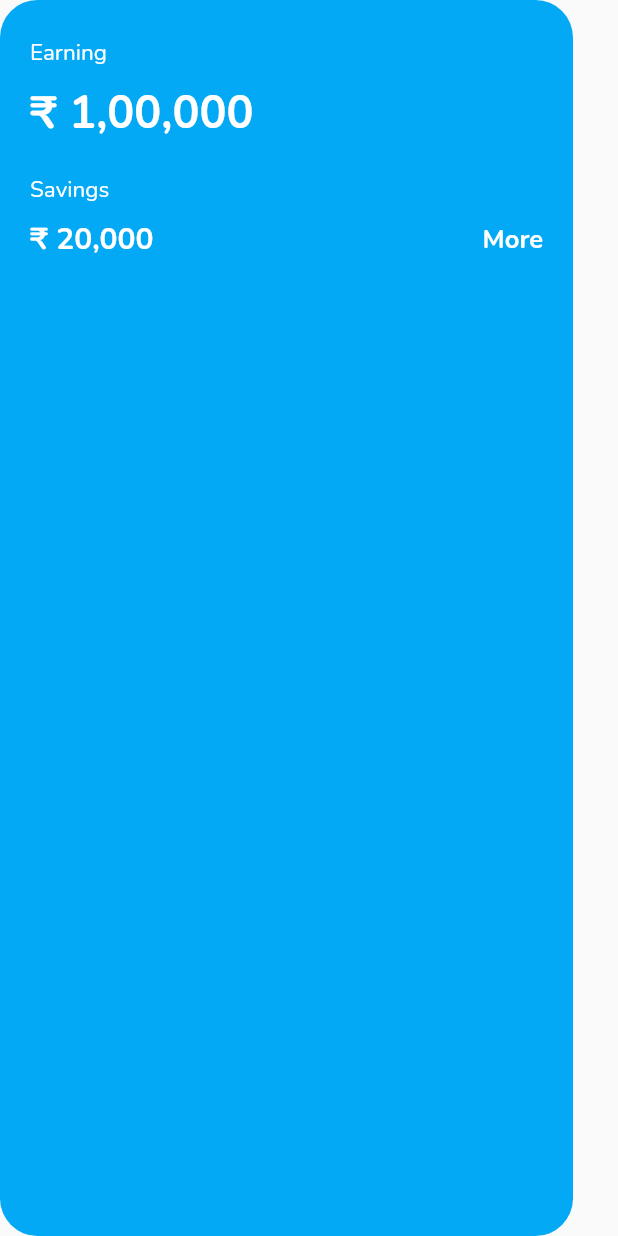
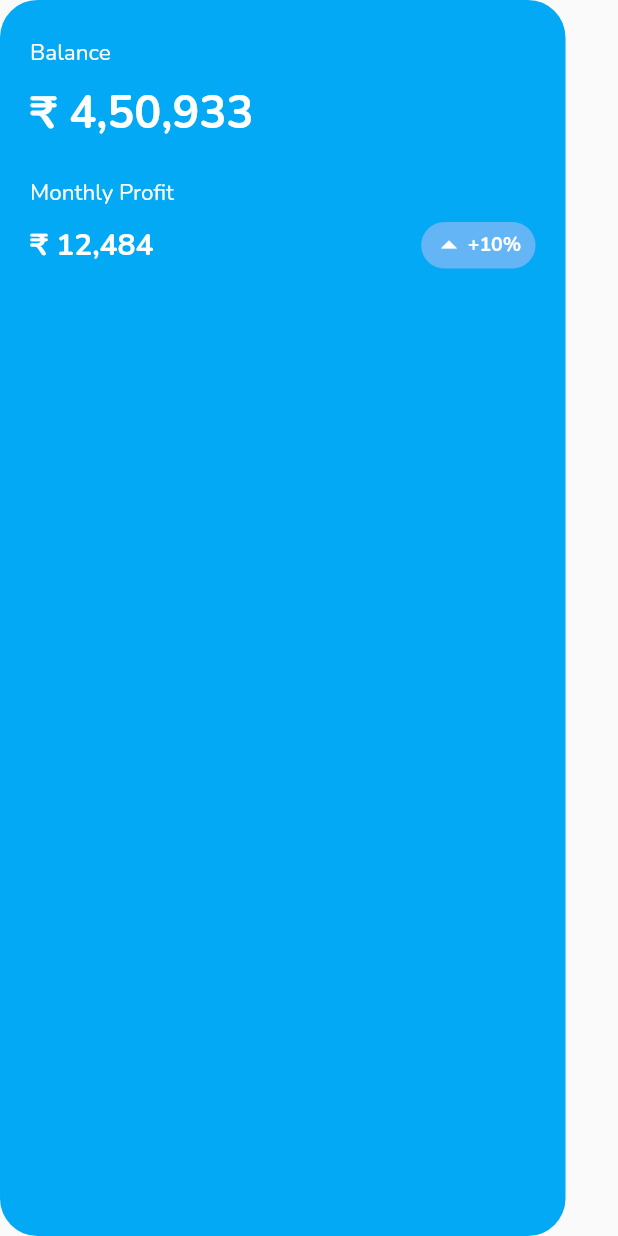
Before and after one commit to code-diggers-369/flutter_ui, a Flutter app: what bigCard() shows on an empty page, opened directly, on a phone screen of 412 x 824 dp. Run offline on Flutter 3.47's test engine with Material 2 defaults, Android fonts, the phone set to English and light mode, and no system bars; our stand-ins replace flutter_feather_icons, google_fonts.

```diff
--- a/lib/screens/bottomNavigationScreens/Home.dart
+++ b/lib/screens/bottomNavigationScreens/Home.dart
@@ -13,6 +13,7 @@ class _HomeState extends State<Home> {
   @override
   Widget build(BuildContext context) {
     return Container(
+      decoration: BoxDecoration(color: Color.fromRGBO(244, 244, 244, 1)),
       child: Column(
         children: [
           welcomeContainer(),
@@ -22,6 +23,10 @@ class _HomeState extends State<Home> {
           bigCard(context),
           SizedBox(
             height: 10,
+          ),
+          Container(
+            height: 50,
+            width: 50,
           )
         ],
       ),
--- a/lib/screens/bottomNavigationScreens/Profile.dart
+++ b/lib/screens/bottomNavigationScreens/Profile.dart
@@ -17,6 +17,7 @@ class _ProfileState extends State<Profile> {
     return Container(
       width: MediaQuery.of(context).size.width,
       height: MediaQuery.of(context).size.height,
+      decoration: BoxDecoration(color: Color.fromRGBO(244, 244, 244, 1)),
       child: Column(
         crossAxisAlignment: CrossAxisAlignment.center,
         children: [
--- a/lib/widgets/Home/BigCard_Widget.dart
+++ b/lib/widgets/Home/BigCard_Widget.dart
@@ -1,30 +1,31 @@
 import 'package:flutter/material.dart';
+import 'package:flutter_feather_icons/flutter_feather_icons.dart';
 
 Widget bigCard(BuildContext context) {
   return Container(
     decoration: BoxDecoration(
         color: Colors.lightBlue, borderRadius: BorderRadius.circular(25)),
-    width: MediaQuery.of(context).size.width - 30,
+    width: MediaQuery.of(context).size.width - 35,
     padding: EdgeInsets.symmetric(horizontal: 20, vertical: 25),
     child: Column(
       crossAxisAlignment: CrossAxisAlignment.start,
       children: [
         Text(
-          "Earning",
+          "Balance",
           style: customStyle(15, false),
         ),
         SizedBox(
           height: 10,
         ),
         Text(
-          "₹ 1,00,000",
+          "₹ 4,50,933",
           style: customStyle(30, true),
         ),
         SizedBox(
-          height: 20,
+          height: 22,
         ),
         Text(
-          "Savings",
+          "Monthly Profit",
           style: customStyle(15, false),
         ),
         SizedBox(
@@ -34,20 +35,39 @@ Widget bigCard(BuildContext context) {
           mainAxisAlignment: MainAxisAlignment.spaceBetween,
           children: [
             Text(
-              "₹ 20,000",
+              "₹ 12,484",
               style: customStyle(20, true),
             ),
-            InkWell(
-              onTap: () {
-                ScaffoldMessenger.of(context).showSnackBar(SnackBar(
-                  content: Text("More"),
-                ));
-              },
-              child: Text(
-                "More",
-                style: customStyle(17, true),
+            Container(
+              padding: EdgeInsets.symmetric(horizontal: 6, vertical: 3),
+              decoration: BoxDecoration(
+                  color: Colors.blue.shade300,
+                  borderRadius: BorderRadius.circular(20)),
+              child: Row(
+                children: [
+                  Icon(
+                    Icons.arrow_drop_up,
+                    color: Colors.white,
+                    size: 25,
+                  ),
+                  Text(
+                    "+10% ",
+                    style: customStyle(13, true),
+                  )
+                ],
               ),
             )
+            // InkWell(
+            //   onTap: () {
+            //     ScaffoldMessenger.of(context).showSnackBar(SnackBar(
+            //       content: Text("More"),
+            //     ));
+            //   },
+            //   child: Text(
+            //     "More",
+            //     style: customStyle(17, true),
+            //   ),
+            // )
           ],
         )
       ],
```
Also changed, not shown: lib/screens/bottomNavigationScreens/Notification.dart (+23 -16 lines), lib/widgets/Home/TopWelcomeContainer_Widget.dart (+22 -17 lines), lib/widgets/Notification/BuildCardView_Widget.dart (+15 -4 lines), lib/widgets/Profile/TopImageContainer_Widget.dart (+10 -4 lines), assets/images/my.png (added), lib/widgets/Home/MyPortfolio_Widget.dart (added).
